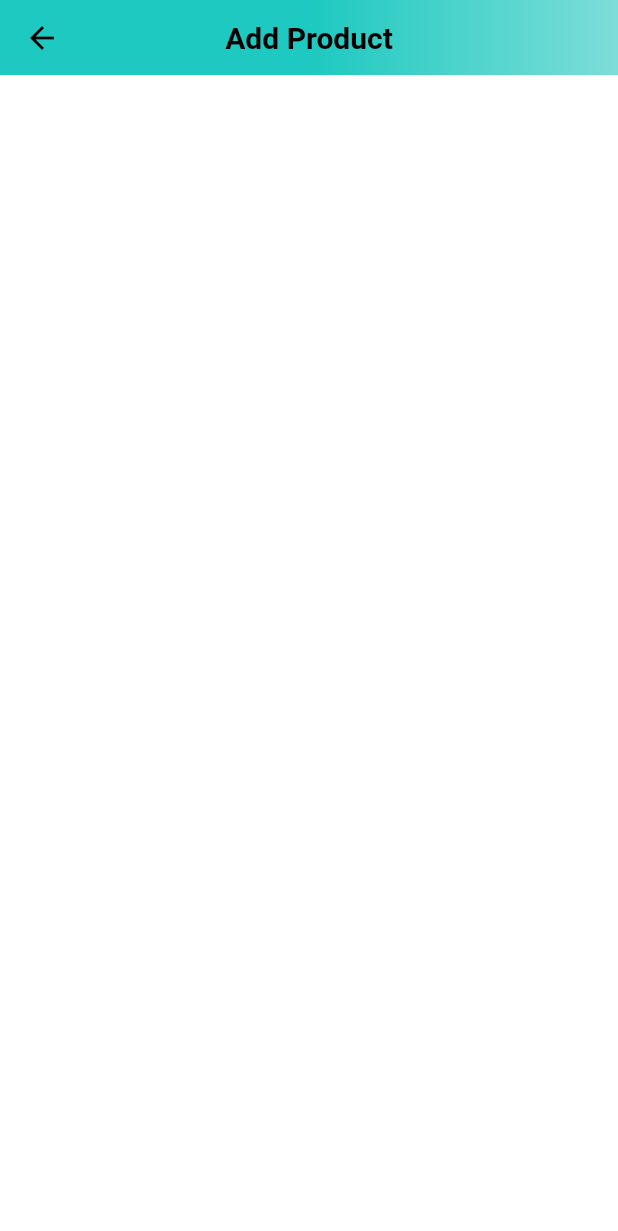
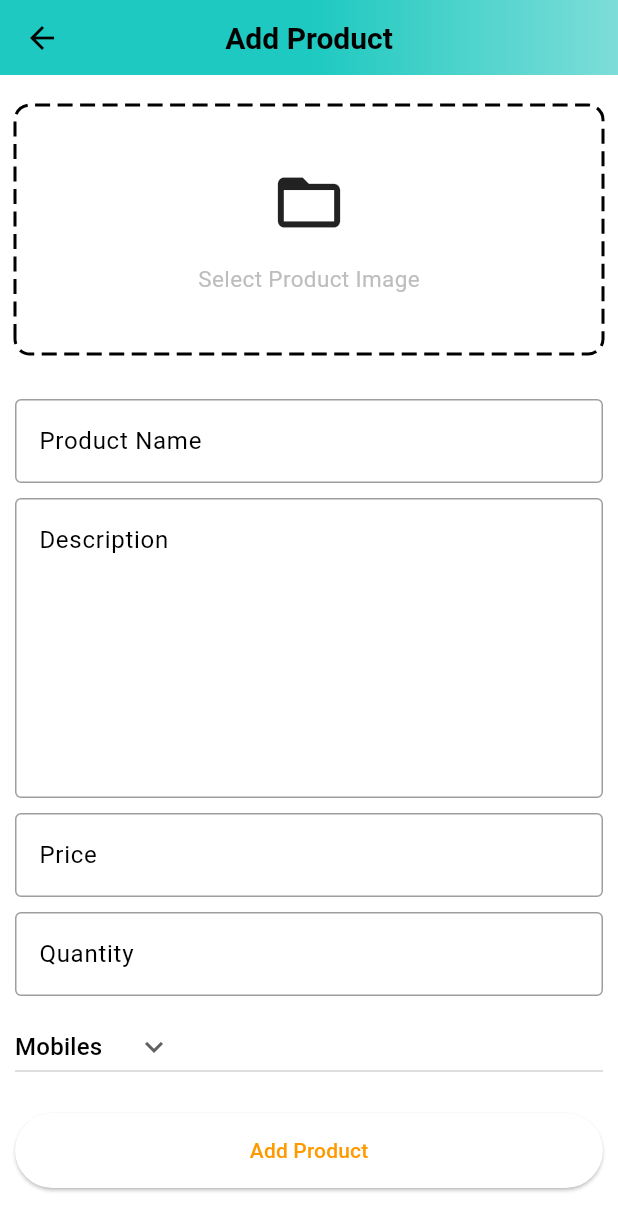
Before and after one commit to phongdz76/Amazon-, a Flutter app: the AddProductScreen screen opened by its route, on a phone screen of 412 x 824 dp. Shown: the top 1231 px of the screen. Run offline on Flutter 3.47's test engine with Material 3 defaults, Android fonts, the phone set to English and light mode, and no system bars; drawn by our look-alikes of dotted_border; our stand-ins replace badges, carousel_slider, file_picker, shared_preferences; accounts and stored records are empty.

Commit message:
complete add product images for admin

```diff
--- a/amazon_clone/lib/common/widgets/custom_textfield.dart
+++ b/amazon_clone/lib/common/widgets/custom_textfield.dart
@@ -35,6 +35,7 @@ class CustomTextField extends StatelessWidget {
         }
         return null;
       },
+      maxLines: maxLines,
     );
   }
 }
--- a/amazon_clone/lib/constants/global_variables.dart
+++ b/amazon_clone/lib/constants/global_variables.dart
@@ -1,7 +1,7 @@
 // Import thư viện Material Design của Flutter để sử dụng các widget và màu sắc
 import 'package:flutter/material.dart';
 
-String uri = 'http://10.21.3.103:3000';
+String uri = 'http://192.168.1.7:3000';
 
 /// Class chứa các biến toàn cục (constants) được sử dụng trong toàn bộ ứng dụng
 /// Giúp duy trì tính nhất quán về màu sắc và thiết kế trong app
--- a/amazon_clone/lib/features/admin/screens/add_product_screen.dart
+++ b/amazon_clone/lib/features/admin/screens/add_product_screen.dart
@@ -1,4 +1,11 @@
+import 'dart:io';
+
+import 'package:amazon_clone/common/widgets/custom_button.dart';
+import 'package:amazon_clone/common/widgets/custom_textfield.dart';
 import 'package:amazon_clone/constants/global_variables.dart';
+import 'package:amazon_clone/constants/utils.dart';
+import 'package:carousel_slider/carousel_slider.dart';
+import 'package:dotted_border/dotted_border.dart';
 import 'package:flutter/material.dart';
 
 class AddProductScreen extends StatefulWidget {
@@ -10,6 +17,38 @@ class AddProductScreen extends StatefulWidget {
 }
 
 class _AddProductScreenState extends State<AddProductScreen> {
+  final TextEditingController productNameController = TextEditingController();
+  final TextEditingController descriptionController = TextEditingController();
+  final TextEditingController priceController = TextEditingController();
+  final TextEditingController quantityController = TextEditingController();
+
+  String category = 'Mobiles';
+  List<File> images = [];
+
+  @override
+  void dispose() {
+    productNameController.dispose();
+    descriptionController.dispose();
+    priceController.dispose();
+    quantityController.dispose();
+    super.dispose();
+  }
+
+  List<String> productCategories = [
+    'Mobiles',
+    'Essentials',
+    'Appliances',
+    'Books',
+    'Fashion',
+  ];
+
+  void selectImages() async {
+    var res = await pickImages();
+    setState(() {
+      images = res;
+    });
+  }
+
   @override
   Widget build(BuildContext context) {
     return Scaffold(
@@ -19,13 +58,118 @@ class _AddProductScreenState extends State<AddProductScreen> {
           centerTitle: true,
           flexibleSpace: Container(
             decoration: const BoxDecoration(
-              gradient: GlobalVariables.appBarGradient
+              gradient: GlobalVariables.appBarGradient,
             ),
           ),
           title: const Text(
             'Add Product',
-            style: TextStyle(
-              color: Colors.black,
+            style: TextStyle(color: Colors.black),
+          ),
+        ),
+      ),
+      body: SingleChildScrollView(
+        child: Form(
+          child: Padding(
+            padding: const EdgeInsets.symmetric(horizontal: 10),
+            child: Column(
+              children: [
+                const SizedBox(height: 20),
+                images.isNotEmpty
+                    ? CarouselSlider(
+                        items: images.map(
+                          (i) {
+                          return Builder(
+                            builder: (BuildContext context) => Image.file(
+                              i,
+                              fit: BoxFit.cover,
+                              height: 200,
+                            ),
+                          );
+                        }).toList(),
+                        options: CarouselOptions(
+                          viewportFraction: 1,
+                          height: 200,
+                        ),
+                      )
+                    : GestureDetector(
+                        onTap: selectImages,
+                        child: DottedBorder(
+                          options: CustomPathDottedBorderOptions(
+                            padding: const EdgeInsets.all(8),
+                            strokeWidth: 2,
+                            dashPattern: [10, 5],
+                            customPath: (size) => Path()
+                              ..addRRect(
+                                RRect.fromRectAndRadius(
+                                  Rect.fromLTWH(0, 0, size.width, size.height),
+                                  const Radius.circular(10),
+                                ),
+                              ),
+                          ),
+                          child: Container(
+                            width: double.infinity,
+                            height: 150,
+                            decoration: BoxDecoration(
+                              borderRadius: BorderRadius.circular(10),
+                            ),
+                            child: Column(
+                              mainAxisAlignment: MainAxisAlignment.center,
+                              children: [
+                                const Icon(Icons.folder_open, size: 50),
+                                const SizedBox(height: 15),
+                                Text(
+                                  'Select Product Image',
+                                  style: TextStyle(
+                                    fontSize: 15,
+                                    color: Colors.grey.shade400,
+                                  ),
+                                ),
+                              ],
+                            ),
+                          ),
+                        ),
+                      ),
+                const SizedBox(height: 30),
+                CustomTextField(
+                  controller: productNameController,
+                  hintText: 'Product Name',
+                ),
+
+                const SizedBox(height: 10),
+                CustomTextField(
+                  controller: descriptionController,
+                  hintText: 'Description',
+                  maxLines: 7,
+                ),
+
+                const SizedBox(height: 10),
+                CustomTextField(controller: priceController, hintText: 'Price'),
+
+                const SizedBox(height: 10),
+                CustomTextField(
+                  controller: quantityController,
+                  hintText: 'Quantity',
+                ),
+
+                const SizedBox(height: 10),
+                SizedBox(
+                  width: double.infinity,
+                  child: DropdownButton(
+                    value: category,
+                    icon: const Icon(Icons.keyboard_arrow_down),
+                    items: productCategories.map((String item) {
+                      return DropdownMenuItem(value: item, child: Text(item));
+                    }).toList(),
+                    onChanged: (String? newVal) {
+                      setState(() {
+                        category = newVal!;
+                      });
+                    },
+                  ),
+                ),
+                const SizedBox(height: 20),
+                CustomButton(text: 'Add Product', onTap: () {}),
+              ],
             ),
           ),
         ),
--- a/amazon_clone/pubspec.yaml
+++ b/amazon_clone/pubspec.yaml
@@ -40,6 +40,9 @@ dependencies:
   badges: ^3.1.2
   carousel_slider: ^5.1.1
   dotted_border: ^3.1.0
+  borders: ^0.4.2
+  bordered: ^0.2.1
+  file_picker: ^10.2.0
 
 dev_dependencies:
   flutter_test:
```
Also changed, not shown: amazon_clone/lib/constants/utils.dart (+21 -0 lines), amazon_clone/lib/common/widgets/custom_button.dart (line endings or trailing spaces), amazon_clone/pubspec.lock, 1 other file.
